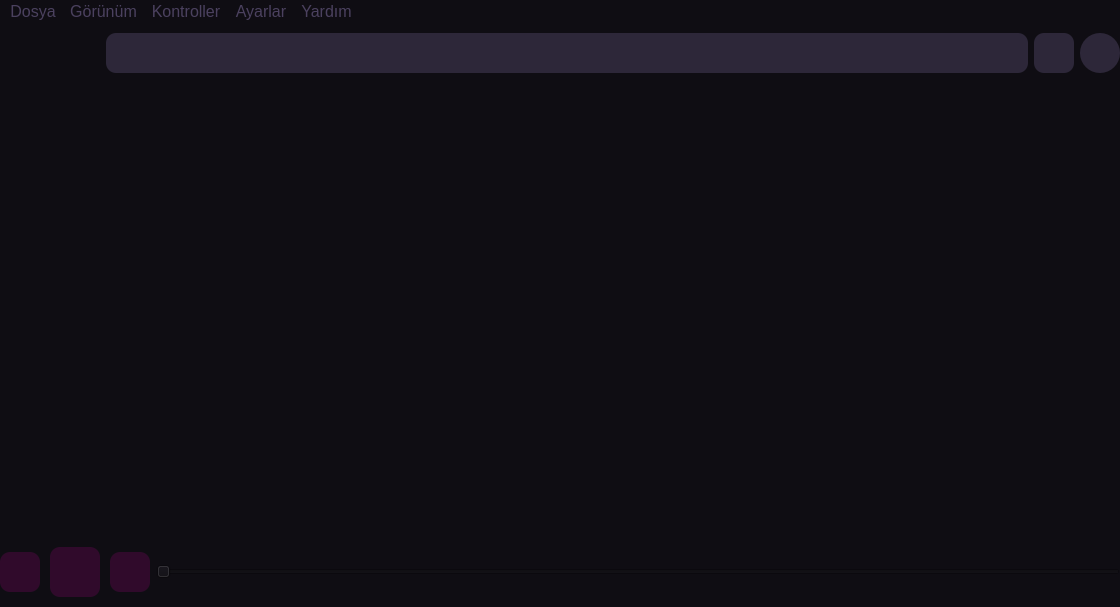
Eta06/deezer-pyclient, file test.ui: the form before one commit.
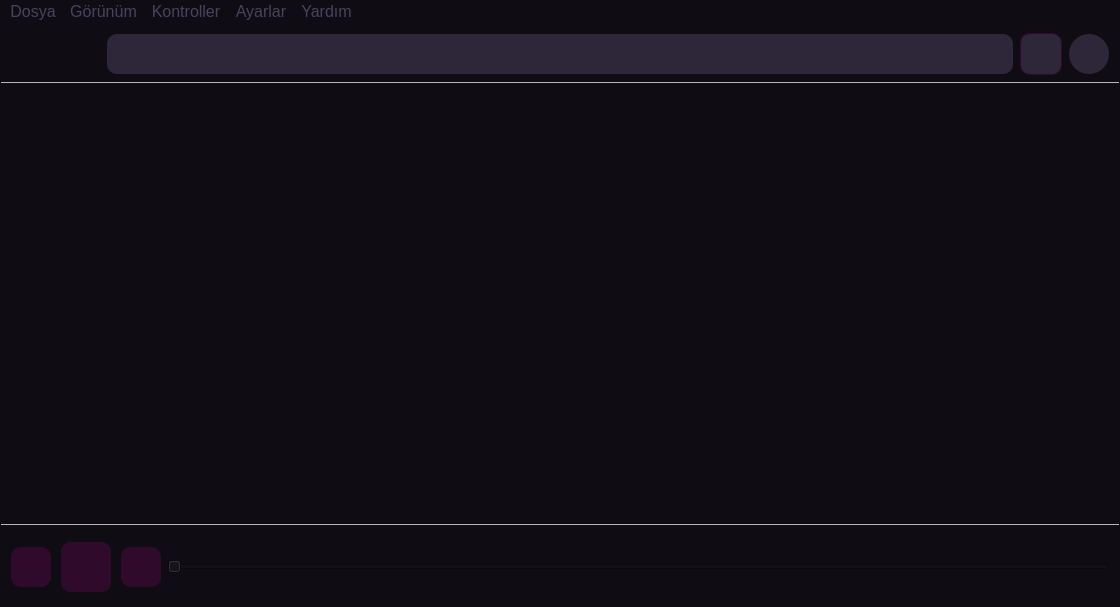
The form after the commit. Icons and pictures are not drawn.

Commit message:
Adjust UI layout and styling properties for better alignment
This commit fine-tunes various layout properties, including margins, spacing, and dimensions. This was done to improve visual alignment, and enhance visual appeal by adding consistent spacing for components. Additionally, styling properties for some widgets were amended to enhance the user interface. These changes follow the design team's new UI guidelines.

What changed in the file:
```diff
--- a/test.ui
+++ b/test.ui
@@ -38,9 +38,15 @@
     </property>
     <item>
      <layout class="QHBoxLayout" name="horizontal_layout1">
+      <property name="spacing">
+       <number>7</number>
+      </property>
       <property name="leftMargin">
        <number>11</number>
       </property>
+      <property name="rightMargin">
+       <number>11</number>
+      </property>
       <item>
        <widget class="QLabel" name="label_2">
         <property name="styleSheet">
@@ -67,7 +73,7 @@
       <item>
        <widget class="QPushButton" name="pushButton">
         <property name="styleSheet">
-         <string notr="true">background-color: #2d2739; border-radius: 10px; height:40; width:40;</string>
+         <string notr="true">background-color: #2d2739; border-radius: 10px; height:40; width:40; border: 1px solid #300A2B;</string>
         </property>
         <property name="text">
          <string/>
@@ -106,8 +112,29 @@
       </item>
      </layout>
     </item>
+    <item>
+     <widget class="Line" name="line">
+      <property name="styleSheet">
+       <string notr="true"/>
+      </property>
+      <property name="lineWidth">
+       <number>1</number>
+      </property>
+      <property name="midLineWidth">
+       <number>1</number>
+      </property>
+      <property name="orientation">
+       <enum>Qt::Horizontal</enum>
+      </property>
+     </widget>
+    </item>
     <item>
      <layout class="QHBoxLayout" name="contentlayout">
+      <property name="spacing">
+       <number>7</number>
+      </property>
+      <item>
+       <layout class="QVBoxLayout" name="left_menu">
       <item>
        <widget class="QListView" name="listView">
         <property name="sizePolicy">
@@ -117,14 +144,16 @@
          </sizepolicy>
         </property>
         <property name="styleSheet">
-         <string notr="true">width: 10%; border: 0; padding-left:10px;</string>
-        </property>
-       </widget>
+           <string notr="true">padding-left:10px; border: 0;</string>
+          </property>
+         </widget>
+        </item>
+       </layout>
       </item>
       <item>
        <widget class="QScrollArea" name="scrollArea">
         <property name="sizePolicy">
-         <sizepolicy hsizetype="Minimum" vsizetype="Expanding">
+         <sizepolicy hsizetype="Expanding" vsizetype="Expanding">
           <horstretch>0</horstretch>
           <verstretch>0</verstretch>
          </sizepolicy>
@@ -140,8 +169,8 @@
           <rect>
            <x>0</x>
            <y>0</y>
-           <width>855</width>
-           <height>432</height>
+           <width>853</width>
+           <height>406</height>
           </rect>
          </property>
         </widget>
@@ -149,13 +178,41 @@
       </item>
      </layout>
     </item>
+    <item>
+     <widget class="Line" name="line_3">
+      <property name="autoFillBackground">
+       <bool>false</bool>
+      </property>
+      <property name="styleSheet">
+       <string notr="true">color:white; margin:0; padding:0;</string>
+      </property>
+      <property name="midLineWidth">
+       <number>1</number>
+      </property>
+      <property name="orientation">
+       <enum>Qt::Horizontal</enum>
+      </property>
+     </widget>
+    </item>
     <item>
      <layout class="QHBoxLayout" name="horizontalLayout_2">
+      <property name="leftMargin">
+       <number>11</number>
+      </property>
+      <property name="rightMargin">
+       <number>11</number>
+      </property>
+      <property name="bottomMargin">
+       <number>5</number>
+      </property>
       <item>
        <layout class="QHBoxLayout" name="horizontalLayout_3">
         <property name="spacing">
          <number>10</number>
         </property>
+        <property name="leftMargin">
+         <number>0</number>
+        </property>
         <property name="topMargin">
          <number>0</number>
         </property>
```
Left out of the diff: 2 changed lines with no effect on the pictures. Lines whose indentation alone changed are shown as unchanged.
